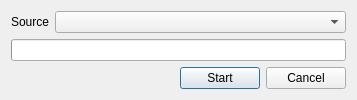
Old version of the form gui/src/utils/tag-loader/tag-loader.ui in the repository Bionus/imgbrd-grabber.
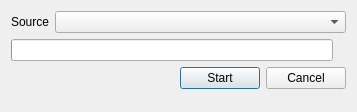
New version of the form. Icons and pictures are not drawn.

Commit message: Show progress for tag loader (issue #1046)

What changed in the file:
```diff
--- a/gui/src/utils/tag-loader/tag-loader.ui
+++ b/gui/src/utils/tag-loader/tag-loader.ui
@@ -7,7 +7,7 @@
     <x>0</x>
     <y>0</y>
     <width>357</width>
-    <height>96</height>
+    <height>112</height>
    </rect>
   </property>
   <property name="windowTitle">
@@ -18,17 +18,52 @@
     <normaloff>:/images/icon.ico</normaloff>:/images/icon.ico</iconset>
   </property>
   <layout class="QFormLayout" name="formLayout">
-   <property name="fieldGrowthPolicy">
-    <enum>QFormLayout::AllNonFixedFieldsGrow</enum>
-   </property>
+   <item row="0" column="0">
+    <widget class="QLabel" name="labelSource">
+     <property name="text">
+      <string>Source</string>
+     </property>
+    </widget>
+   </item>
+   <item row="0" column="1">
+    <widget class="QComboBox" name="comboSource"/>
+   </item>
    <item row="1" column="0" colspan="2">
+    <widget class="QWidget" name="widgetProgress" native="true">
+     <layout class="QHBoxLayout" name="horizontalLayout_2">
+      <property name="leftMargin">
+       <number>0</number>
+      </property>
+      <property name="topMargin">
+       <number>0</number>
+      </property>
+      <property name="rightMargin">
+       <number>0</number>
+      </property>
+      <property name="bottomMargin">
+       <number>0</number>
+      </property>
+      <item>
     <widget class="QProgressBar" name="progressBar">
      <property name="enabled">
       <bool>true</bool>
      </property>
+        <property name="textVisible">
+         <bool>false</bool>
+        </property>
      <property name="format">
-      <string>%v/%m</string>
-     </property>
+         <string>%v</string>
+        </property>
+       </widget>
+      </item>
+      <item>
+       <widget class="QLabel" name="labelProgress">
+        <property name="text">
+         <string/>
+        </property>
+       </widget>
+      </item>
+     </layout>
     </widget>
    </item>
    <item row="2" column="0" colspan="2">
@@ -62,16 +97,6 @@
      </item>
     </layout>
    </item>
-   <item row="0" column="0">
-    <widget class="QLabel" name="labelSource">
-     <property name="text">
-      <string>Source</string>
-     </property>
-    </widget>
-   </item>
-   <item row="0" column="1">
-    <widget class="QComboBox" name="comboSource"/>
-   </item>
   </layout>
  </widget>
  <tabstops>
```
Lines whose indentation alone changed are shown as unchanged. The commit also changes 1 other file.
